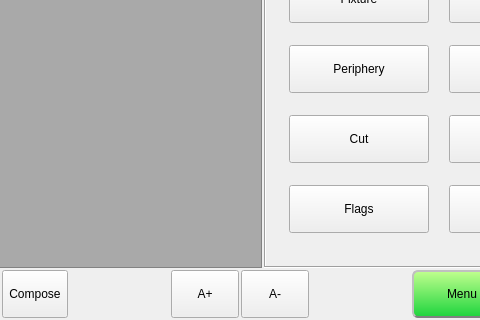
Above: hcinstruction/ichcinstructionpageframe.ui from GaussCheng/2-5AxisPunch before the change; both pictures show x 284 to 764 and y 108 to 428 of the 900 by 428 pixel window. Below: the same form after it.
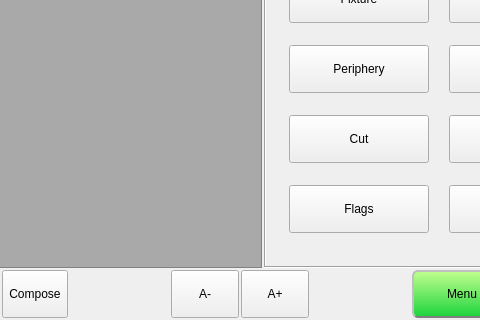
That is the form after the change. Icons and pictures are not drawn.

```diff
--- a/hcinstruction/ichcinstructionpageframe.ui
+++ b/hcinstruction/ichcinstructionpageframe.ui
@@ -754,7 +754,7 @@
       </spacer>
      </item>
      <item>
-      <widget class="QToolButton" name="aPlusBtn">
+      <widget class="QToolButton" name="aMinusBtn">
        <property name="sizePolicy">
         <sizepolicy hsizetype="Preferred" vsizetype="Preferred">
          <horstretch>0</horstretch>
@@ -774,7 +774,7 @@
         </size>
        </property>
        <property name="text">
-        <string>A+</string>
+        <string>A-</string>
        </property>
        <property name="iconSize">
         <size>
@@ -791,7 +791,7 @@
       </widget>
      </item>
      <item>
-      <widget class="QToolButton" name="aMinusBtn">
+      <widget class="QToolButton" name="aPlusBtn">
        <property name="sizePolicy">
         <sizepolicy hsizetype="Preferred" vsizetype="Preferred">
          <horstretch>0</horstretch>
@@ -811,7 +811,7 @@
         </size>
        </property>
        <property name="text">
-        <string>A-</string>
+        <string>A+</string>
        </property>
        <property name="iconSize">
         <size>
```
